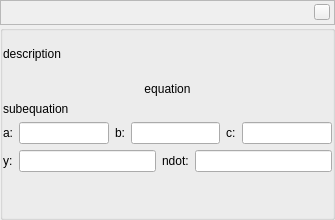
First picture: the form in src/gui/customDeltaTEquationDialog.ui, repository 519984307/stellarium_src, before the edit.
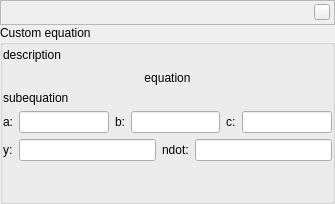
Second picture: the form after the edit. Custom widgets are drawn as their Qt base class.

Commit message: Small visual fix for dialog to define custom equation of DeltaT

```diff
--- a/src/gui/customDeltaTEquationDialog.ui
+++ b/src/gui/customDeltaTEquationDialog.ui
@@ -7,7 +7,7 @@
     <x>0</x>
     <y>0</y>
     <width>335</width>
-    <height>220</height>
+    <height>204</height>
    </rect>
   </property>
   <layout class="QVBoxLayout" name="verticalLayout">
@@ -127,10 +127,7 @@
    <item>
     <widget class="QGroupBox" name="customDeltaTEquationGroupBox">
      <property name="title">
-      <string/>
-     </property>
-     <property name="alignment">
-      <set>Qt::AlignCenter</set>
+      <string>Custom equation</string>
      </property>
      <layout class="QVBoxLayout" name="verticalLayout_3">
       <property name="leftMargin">
```
